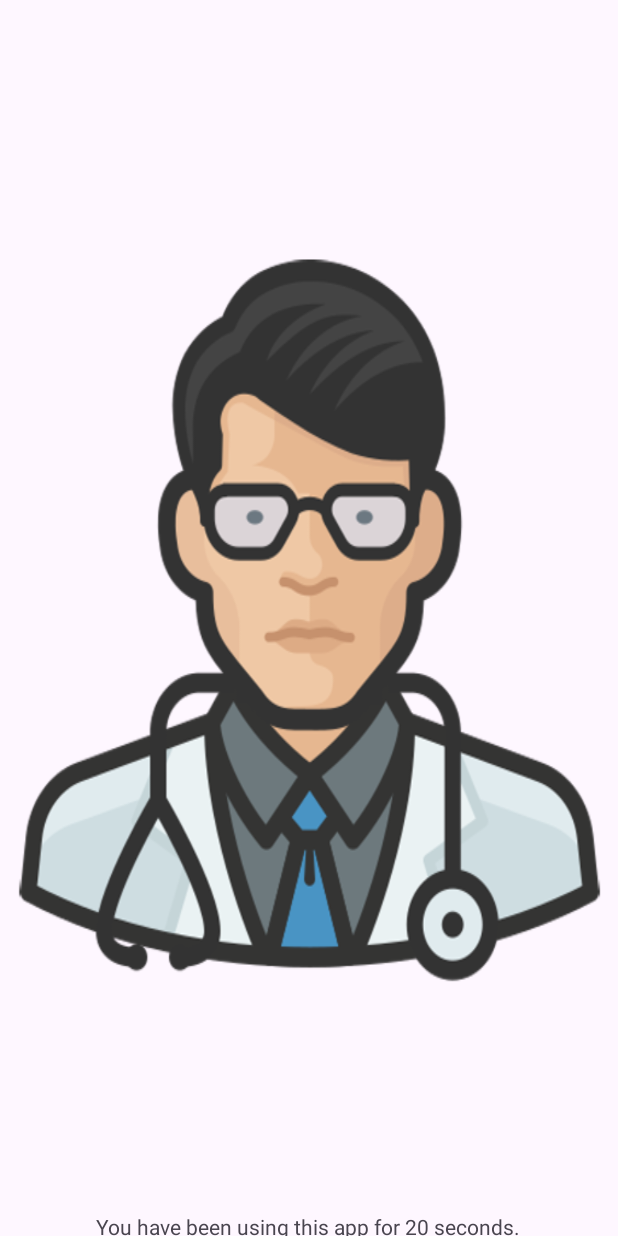
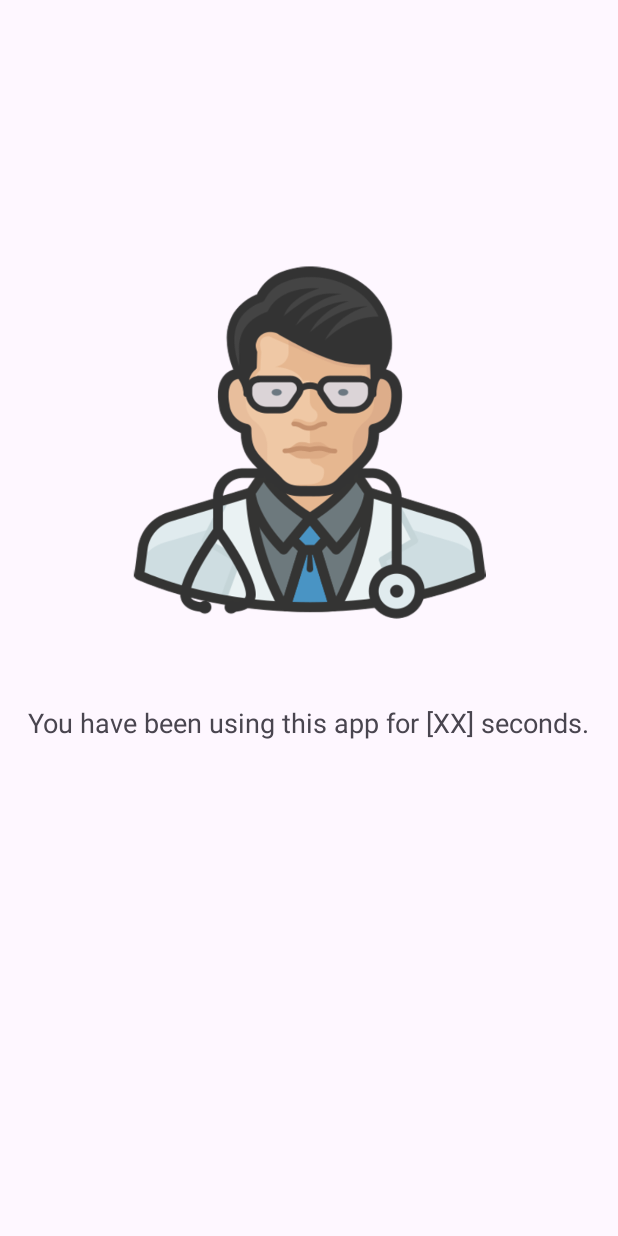
Before and after one commit to TechSavvyCoder/Simple-Diary, an Android app: the WelcomeAnimationActivity screen opened directly, with no data from a screen before it, on a phone screen of 412 x 824 dp. Run offline under Robolectric (Android 15) with nearby library versions, the light colour scheme and no system bars.

Commit message:
Added a feature where it shows how long the user have been using the app in seconds based from the registration date to current date

```diff
--- a/app/src/main/java/com/example/diary/WelcomeAnimationActivity.java
+++ b/app/src/main/java/com/example/diary/WelcomeAnimationActivity.java
@@ -1,9 +1,11 @@
 package com.example.diary;
 
 import android.content.Intent;
+import android.content.SharedPreferences;
 import android.graphics.drawable.AnimationDrawable;
 import android.os.Bundle;
 import android.widget.ImageView;
+import android.widget.TextView;
 
 import androidx.activity.EdgeToEdge;
 import androidx.appcompat.app.AppCompatActivity;
@@ -11,10 +13,19 @@ import androidx.core.graphics.Insets;
 import androidx.core.view.ViewCompat;
 import androidx.core.view.WindowInsetsCompat;
 
+import java.text.ParseException;
+import java.text.SimpleDateFormat;
+import java.util.Date;
+import java.util.Locale;
 import java.util.Timer;
 import java.util.TimerTask;
 
 public class WelcomeAnimationActivity extends AppCompatActivity {
+
+    private static final String PREFS_NAME = "AppSettings";
+    private static final String KEY_NAME = "userName";
+    private static final String KEY_PASSWORD = "userPassword";
+    private static final String KEY_CDATETIME = "curDateTime";
 
     AnimationDrawable anim;
 
@@ -23,11 +34,27 @@ public class WelcomeAnimationActivity extends AppCompatActivity {
         super.onCreate(savedInstanceState);
         setContentView(R.layout.activity_welcome_animation);
 
+        SharedPreferences shared = getSharedPreferences(PREFS_NAME, MODE_PRIVATE);
+        String datetimeRegistered = (shared.getString(KEY_CDATETIME, ""));
+
+        Date currentDate = new Date();
+        SimpleDateFormat sdf = new SimpleDateFormat("yyyy-MM-dd HH:mm:ss", Locale.getDefault());
+
+        try {
+            Date givenDate = sdf.parse(datetimeRegistered);
+            long differenceInMillis = currentDate.getTime() - givenDate.getTime();
+            long differenceInSeconds = differenceInMillis / 1000;
+
+            TextView tvWelcomeMsg = (TextView) findViewById(R.id.tvWelcomeMsg);
+            tvWelcomeMsg.setText("You have been using this app for " + differenceInSeconds + " seconds.");
+        } catch (ParseException e) {
+            e.printStackTrace();
+        }
+
         ImageView imgViewProfiles = findViewById(R.id.imgViewProfiles);
         imgViewProfiles.setBackgroundResource(R.drawable.profiles);
         anim = (AnimationDrawable) imgViewProfiles.getBackground();
         anim.start();
-
 
         TimerTask task = new TimerTask() {
             @Override
@@ -38,5 +65,6 @@ public class WelcomeAnimationActivity extends AppCompatActivity {
 
         Timer opening = new Timer();
         opening.schedule(task, 5000);
+
     }
 }
--- a/app/src/main/res/layout/activity_welcome_animation.xml
+++ b/app/src/main/res/layout/activity_welcome_animation.xml
@@ -9,19 +9,22 @@
 
     <ImageView
         android:id="@+id/imgViewProfiles"
-        android:layout_width="wrap_content"
-        android:layout_height="wrap_content"
+        android:layout_width="250dp"
+        android:layout_height="250dp"
+        android:scaleType="centerCrop"
         app:layout_constraintBottom_toBottomOf="parent"
         app:layout_constraintEnd_toEndOf="parent"
         app:layout_constraintStart_toStartOf="parent"
-        app:layout_constraintTop_toTopOf="parent"></ImageView>
+        app:layout_constraintTop_toTopOf="parent"
+        app:layout_constraintVertical_bias="0.295" />
 
     <TextView
         android:id="@+id/tvWelcomeMsg"
         android:layout_width="wrap_content"
         android:layout_height="wrap_content"
-        android:layout_marginTop="140dp"
-        android:text="You have been using this app for 20 seconds."
+        android:layout_marginTop="50dp"
+        android:text="You have been using this app for [XX] seconds."
+        android:textSize="18sp"
         app:layout_constraintEnd_toEndOf="parent"
         app:layout_constraintHorizontal_bias="0.498"
         app:layout_constraintStart_toStartOf="parent"
```
Also changed, not shown: app/src/main/java/com/example/diary/Settings.java (+10 -2 lines).
